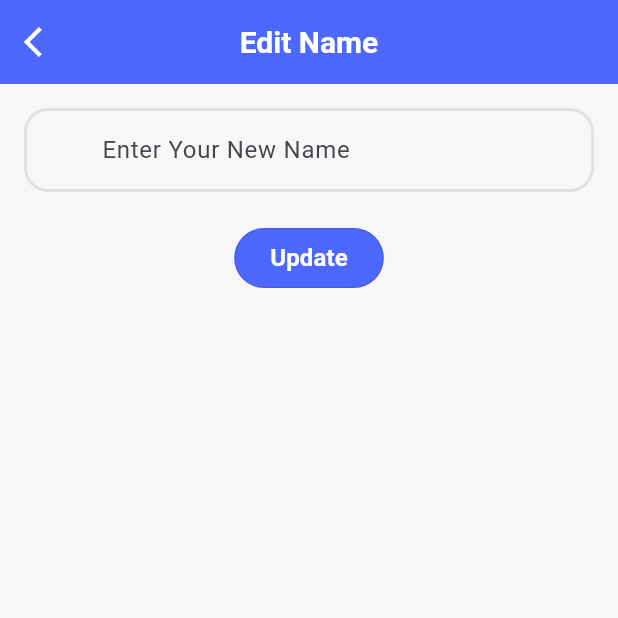
After one commit to Mohammed-Elshabrawy/market_app, a Flutter app: the EditNameScreen screen opened directly, on a phone screen of 412 x 824 dp, the top half of it. The commit adds this screen. Run offline on Flutter 3.47's test engine with Material 3 defaults, Android fonts, the phone set to English and light mode, and no system bars; our stand-ins replace cached_network_image, flutter_bloc, google_nav_bar; network calls fail.

```diff
--- /dev/null
+++ b/lib/modules/profile/ui/edit_name_screen.dart
@@ -0,0 +1,46 @@
+import 'package:flutter/material.dart';
+
+import '../../../shared/components/custom_btn.dart';
+import '../../../shared/components/custom_text_filed.dart';
+import '../../../shared/functions/build_custom_app_bar.dart';
+import '../../../shared/styles/style.dart';
+
+class EditNameScreen extends StatelessWidget {
+  const EditNameScreen({super.key});
+
+  static TextEditingController nameController = TextEditingController();
+  @override
+  Widget build(BuildContext context) {
+    return Scaffold(
+      appBar: buildCustomAppBar(context, label: 'Edit Name'),
+      body: Padding(
+        padding: const EdgeInsets.all(16.0),
+        child: Column(
+          children: [
+            DefaultFormFiled(
+              border: OutlineInputBorder(
+                borderRadius: BorderRadius.circular(16),
+                borderSide: BorderSide(
+                  color: AppColors.kBorderSideColor,
+                  width: 2,
+                ),
+              ),
+              controller: nameController,
+              validate: (String? value) {
+                if (value!.isEmpty) {
+                  return 'name must not be empty';
+                }
+                return null;
+              },
+              label: 'Enter Your New Name',
+              obSecureText: false,
+              type: TextInputType.text,
+            ),
+            SizedBox(height: 20),
+            DefaultButton(text: 'Update'),
+          ],
+        ),
+      ),
+    );
+  }
+}
--- a/lib/modules/profile/ui/profile_screen.dart
+++ b/lib/modules/profile/ui/profile_screen.dart
@@ -1,7 +1,10 @@
 import 'package:flutter/material.dart';
 import 'package:market_app/modules/profile/ui/widgets/custom_row_btn.dart';
+import 'package:market_app/shared/functions/navigateTo.dart';
 
 import '../../../shared/styles/style.dart';
+import 'edit_name_screen.dart';
+import 'my_orders_screen.dart';
 
 class ProfileScreen extends StatelessWidget {
   const ProfileScreen({super.key});
@@ -37,9 +40,9 @@ class ProfileScreen extends StatelessWidget {
                 SizedBox(height: 10),
                 Text("User Email", style: TextStyle(fontSize: 20)),
                 SizedBox(height: 10),
-                CustomProBtn(label: 'Edit Profile', onPressed: () {  }, icon: Icons.person,),
+                CustomProBtn(label: 'Edit Name', onPressed: () {navigateTo(context, EditNameScreen()); }, icon: Icons.person,),
                 SizedBox(height: 10),
-                CustomProBtn(label: 'My Orders', onPressed: () {  }, icon: Icons.shopping_basket_outlined,),
+                CustomProBtn(label: 'My Orders', onPressed: () {navigateTo(context, MyOrdersScreen());  }, icon: Icons.shopping_basket_outlined,),
                 SizedBox(height: 10),
                 CustomProBtn(label: 'LogOut', onPressed: () {  }, icon: Icons.logout_outlined,),
               ],
--- /dev/null
+++ b/lib/shared/functions/build_custom_app_bar.dart
@@ -0,0 +1,23 @@
+import 'package:flutter/material.dart';
+
+import '../styles/style.dart';
+AppBar buildCustomAppBar(BuildContext context, {required String label}) {
+  return AppBar(
+    backgroundColor: AppColors.kPrimaryColor,
+    leading: IconButton(
+      onPressed: () {
+        Navigator.pop(context);
+      },
+      icon: Icon(Icons.arrow_back_ios, color: AppColors.kWhiteColor),
+    ),
+    title: Text(
+      label,
+      style: TextStyle(
+        color: AppColors.kWhiteColor,
+        fontSize: 20,
+        fontWeight: FontWeight.bold,
+      ),
+    ),
+    centerTitle: true,
+  );
+}
```
Also changed, not shown: lib/modules/profile/ui/my_orders_screen.dart (added, +20 -0 lines), lib/shared/components/product_list.dart (+6 -7 lines).
